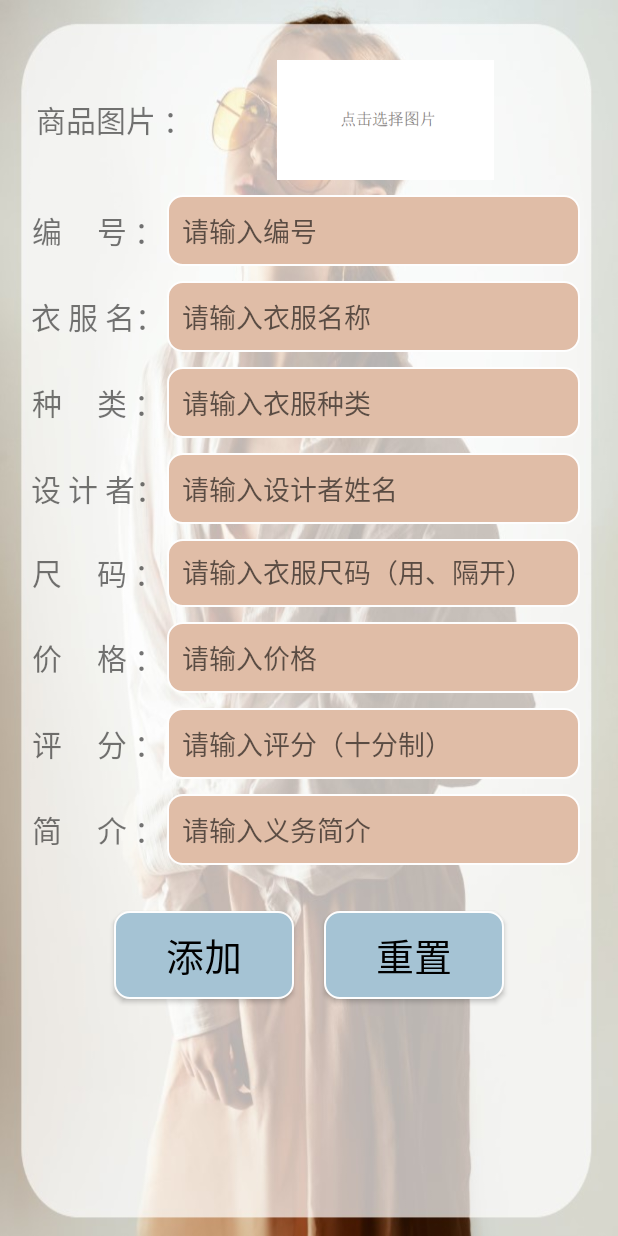
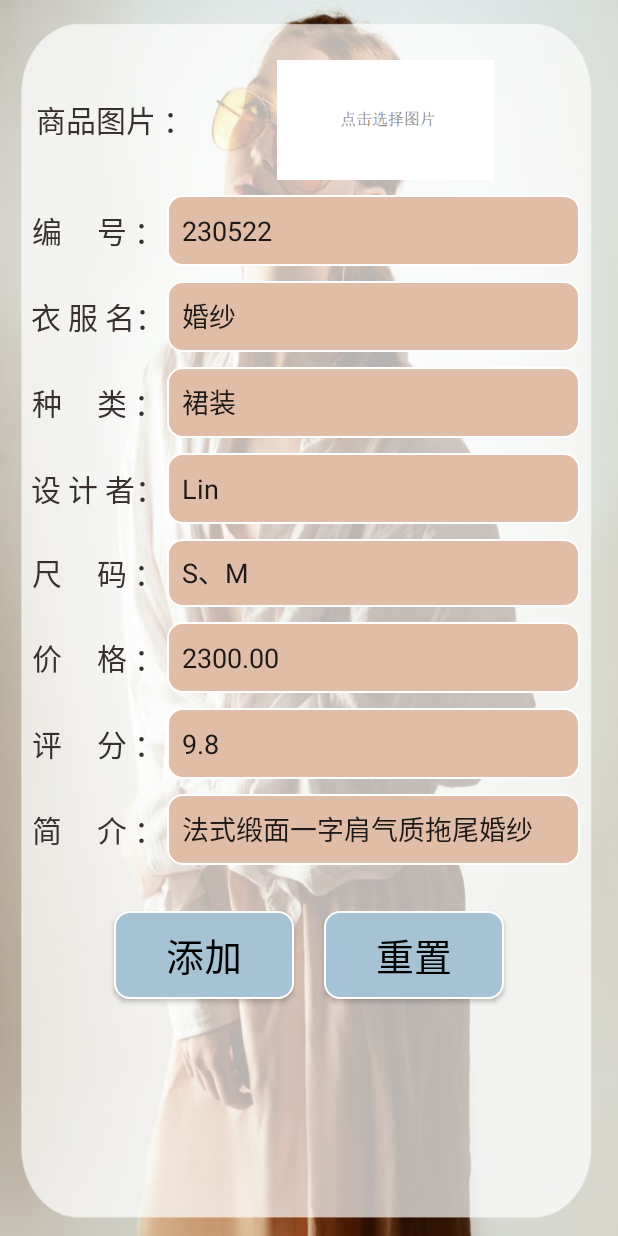
Before and after one commit to AJiang0826/ClothingRentalSystem, an Android app: the admin_add_clothes screen opened directly, with no data from a screen before it, after a tap on "添加", on a phone screen of 412 x 824 dp. Run offline under Robolectric (Android 15) with nearby library versions, the phone set to English and light mode, and no system bars; 3 statements that could not run were skipped.

Commit message:
lyq commit

```diff
--- a/app/src/main/java/com/example/administrator/ClothingRentalSystem/admin/houtai_admin/admin_add_clothes.java
+++ b/app/src/main/java/com/example/administrator/ClothingRentalSystem/admin/houtai_admin/admin_add_clothes.java
@@ -16,12 +16,17 @@ import android.widget.Toast;
 import androidx.annotation.Nullable;
 
 import com.example.administrator.ClothingRentalSystem.R;
+import com.example.administrator.ClothingRentalSystem.admin.ActivityCollector;
+import com.example.administrator.ClothingRentalSystem.admin.MainActivity;
 import com.example.administrator.ClothingRentalSystem.admin.qiantai_admin.BaseActivity;
+import com.example.administrator.ClothingRentalSystem.admin.registerActivity;
 import com.example.administrator.ClothingRentalSystem.admin.utils.DBUtils;
 
 import java.io.FileNotFoundException;
 import java.io.IOException;
 import java.io.InputStream;
+import java.sql.ResultSet;
+import java.sql.SQLException;
 import java.util.concurrent.CountDownLatch;
 
 /**
@@ -41,11 +46,13 @@ public class admin_add_clothes extends BaseActivity implements View.OnClickListe
     private String strClothesImg,strClothesId,strClothesName,strClothesType,strClothesDesigner,strClothesSize,strClothesPrice,strClothesRank,strClothesComment,sql;
     private CountDownLatch countDownLatch;
     private int rows;
+    private ResultSet rs;
 
     @Override
     protected void onCreate(Bundle savedInstanceState) {
         super.onCreate(savedInstanceState);
         setContentView(R.layout.activity_add_clothes);
+        countDownLatch = new CountDownLatch(1);
         initdata();//界面初始化
     }
 
@@ -83,8 +90,8 @@ public class admin_add_clothes extends BaseActivity implements View.OnClickListe
         switch(view.getId()){
             case R.id.btn_ClothesCommit://点击选中添加按钮
                 //衣服编号为十位，且不为空
-                if (et_ClothesId.getText().length()!=10) {
-                    Toast.makeText(admin_add_clothes.this,"请输入10位衣物编号",Toast.LENGTH_SHORT).show();
+                if (et_ClothesId.getText().length()!=6) {
+                    Toast.makeText(admin_add_clothes.this,"请输入6位衣物编号",Toast.LENGTH_SHORT).show();
                     testid=false;
                     break;
                 }
@@ -107,10 +114,45 @@ public class admin_add_clothes extends BaseActivity implements View.OnClickListe
                     strClothesRank = et_ClothesRank.getText().toString();
                     strClothesComment = et_ClothesComment.getText().toString();
 
+                    //添加信息到数据库
                     sql="insert into clothes_information(clothes_img,id,name,type,designer,size,price,rank,comment) values('" +
                             strClothesImg+"','"+strClothesId+"','"+strClothesName+"','"+strClothesType+"','"+strClothesDesigner+"','"+
                             strClothesSize+"','"+strClothesPrice+"','"+strClothesRank+"','"+strClothesComment+"');";
 
+                    //使用线程，查询编号是否已经存在【编号唯一，不是衣服编号】
+                    new Thread(new Runnable() {
+                        @Override
+                        public void run() {
+                            try {
+                                rs = DBUtils.getSelectResultSet("Select * from clothes_information where id='"+strClothesId+"'");
+                                rs.last();
+                            } catch (SQLException e) {
+                                e.printStackTrace();
+                            }finally {
+                                //该线程执行完毕-1
+                                countDownLatch.countDown();
+                            }
+                        }
+                    }).start();
+                    //等待线程查询完结果
+                    try {
+                        countDownLatch.await();
+                        if(rs.getRow()!=0){
+                            System.out.println("strClothesId="+strClothesId);
+                            System.out.println("rs="+rs);
+                            System.out.println("rs.getRow="+rs.getRow());
+                            Toast.makeText(admin_add_clothes.this, "该编号已存在！", Toast.LENGTH_LONG).show();
+                            ((EditText) findViewById(R.id.et_ClothesId)).setText("");
+                            ((EditText) findViewById(R.id.et_ClothesId)).requestFocus();
+                            return;
+                        }
+                    } catch (InterruptedException e) {
+                        e.printStackTrace();
+                    }catch (SQLException e) {
+                        e.printStackTrace();
+                    }
+
+                    //是上方select查询的
                     countDownLatch = new CountDownLatch(1);
                     //以下开始数据库操作，使用线程，插入衣服信息
                     new Thread(new Runnable() {
@@ -127,7 +169,6 @@ public class admin_add_clothes extends BaseActivity implements View.OnClickListe
                             }
                         }
                     }).start();
-
                     try {
                         countDownLatch.await();
                         if (rows>0){
@@ -138,8 +179,8 @@ public class admin_add_clothes extends BaseActivity implements View.OnClickListe
                     } catch (Exception e) {
                         e.printStackTrace();
                     }
-
                     break;
+                    //ActivityCollector.finishAll();
                 }
 
             //点击图片进行选择
--- a/app/src/main/res/layout/activity_add_clothes.xml
+++ b/app/src/main/res/layout/activity_add_clothes.xml
@@ -20,7 +20,8 @@
             android:layout_weight="1"
             android:gravity="center"
             android:text="商品图片 ："
-            android:textSize="20sp" />
+            android:textSize="20sp"
+            android:textColor="#37302F"/>
         <ImageView
             android:id="@+id/ClothesImg"
             android:layout_width="210dp"
@@ -43,10 +44,11 @@
             android:layout_marginLeft="20dp"
             android:gravity="center"
             android:text="编     号 ："
-            android:textSize="20sp" />
+            android:textSize="20sp"
+            android:textColor="#37302F"/>
 
-<!--        android:text="2023052201"-->
         <EditText
+            android:text="230522"
             android:id="@+id/et_ClothesId"
             android:layout_width="0dp"
             android:layout_height="match_parent"
@@ -70,10 +72,11 @@
             android:layout_marginLeft="20dp"
             android:gravity="center"
             android:text="衣 服 名："
-            android:textSize="20sp"/>
+            android:textSize="20sp"
+            android:textColor="#37302F"/>
 
-<!--        android:text="婚纱"-->
         <EditText
+            android:text="婚纱"
             android:id="@+id/et_ClothesName"
             android:layout_width="0dp"
             android:layout_height="match_parent"
@@ -95,10 +98,11 @@
             android:layout_marginLeft="20dp"
             android:gravity="center"
             android:text="种     类 ："
-            android:textSize="20sp"/>
+            android:textSize="20sp"
+            android:textColor="#37302F"/>
 
-<!--        android:text="裙装"-->
         <EditText
+            android:text="裙装"
             android:id="@+id/et_ClothesType"
             android:layout_width="0dp"
             android:layout_height="match_parent"
@@ -120,10 +124,11 @@
             android:layout_marginLeft="20dp"
             android:gravity="center"
             android:text="设 计 者："
-            android:textSize="20sp"/>
+            android:textSize="20sp"
+            android:textColor="#37302F"/>
 
-<!--        android:text="Lin"-->
         <EditText
+            android:text="Lin"
             android:id="@+id/et_ClothesDesigner"
             android:layout_width="0dp"
             android:layout_height="match_parent"
@@ -145,10 +150,11 @@
             android:layout_marginLeft="20dp"
             android:gravity="center"
             android:text="尺     码 ："
-            android:textSize="20sp"/>
+            android:textSize="20sp"
+            android:textColor="#37302F"/>
 
-<!--        android:text="S、M"-->
         <EditText
+            android:text="S、M"
             android:id="@+id/et_ClothesSize"
             android:layout_width="0dp"
             android:layout_height="match_parent"
@@ -178,10 +184,11 @@
             android:layout_marginLeft="20dp"
             android:gravity="center"
             android:text="价     格 ："
-            android:textSize="20sp"/>
+            android:textSize="20sp"
+            android:textColor="#37302F"/>
 
-<!--        android:text="2300.00"-->
         <EditText
+            android:text="2300.00"
             android:id="@+id/et_ClothesPrice"
             android:layout_width="0dp"
             android:layout_height="match_parent"
@@ -203,10 +210,11 @@
             android:layout_marginLeft="20dp"
             android:gravity="center"
             android:text="评     分 ："
-            android:textSize="20sp"/>
+            android:textSize="20sp"
+            android:textColor="#37302F"/>
 
-<!--        android:text="9.8"-->
         <EditText
+            android:text="9.8"
             android:id="@+id/et_ClothesRank"
             android:layout_width="0dp"
             android:layout_height="match_parent"
@@ -228,10 +236,11 @@
             android:layout_marginLeft="20dp"
             android:gravity="center"
             android:text="简     介 ："
-            android:textSize="20sp"/>
+            android:textSize="20sp"
+            android:textColor="#37302F"/>
 
-<!--        android:text="法式缎面一字肩气质拖尾婚纱"-->
         <EditText
+            android:text="法式缎面一字肩气质拖尾婚纱"
             android:id="@+id/et_ClothesComment"
             android:layout_width="0dp"
             android:layout_height="match_parent"
```
